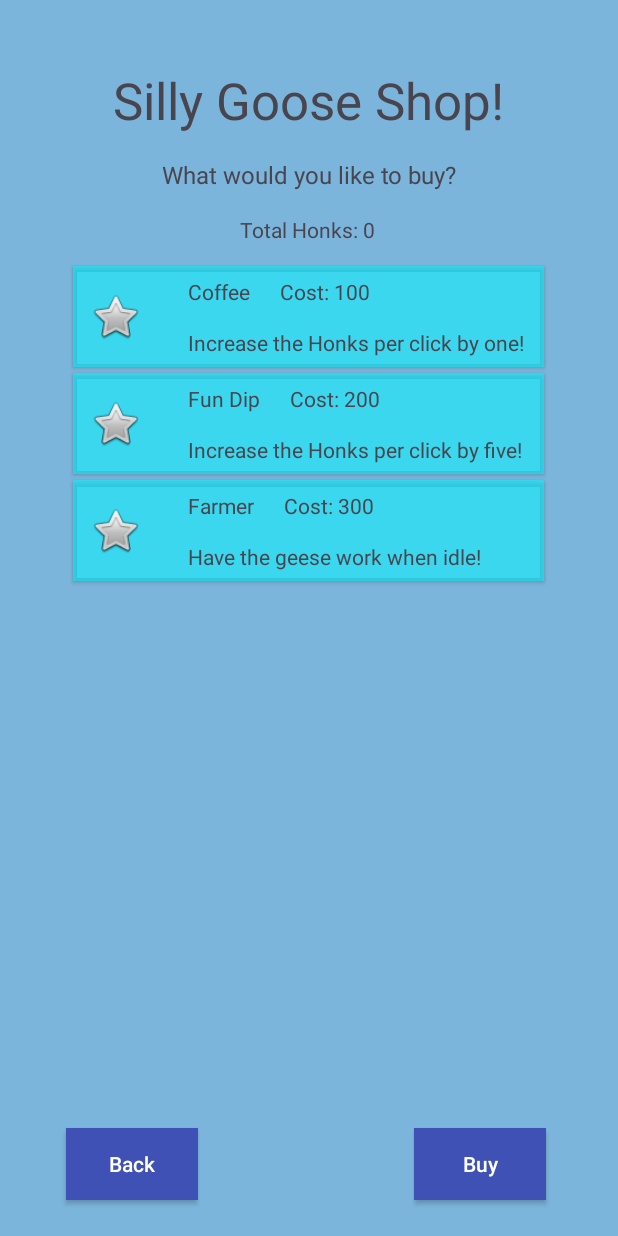
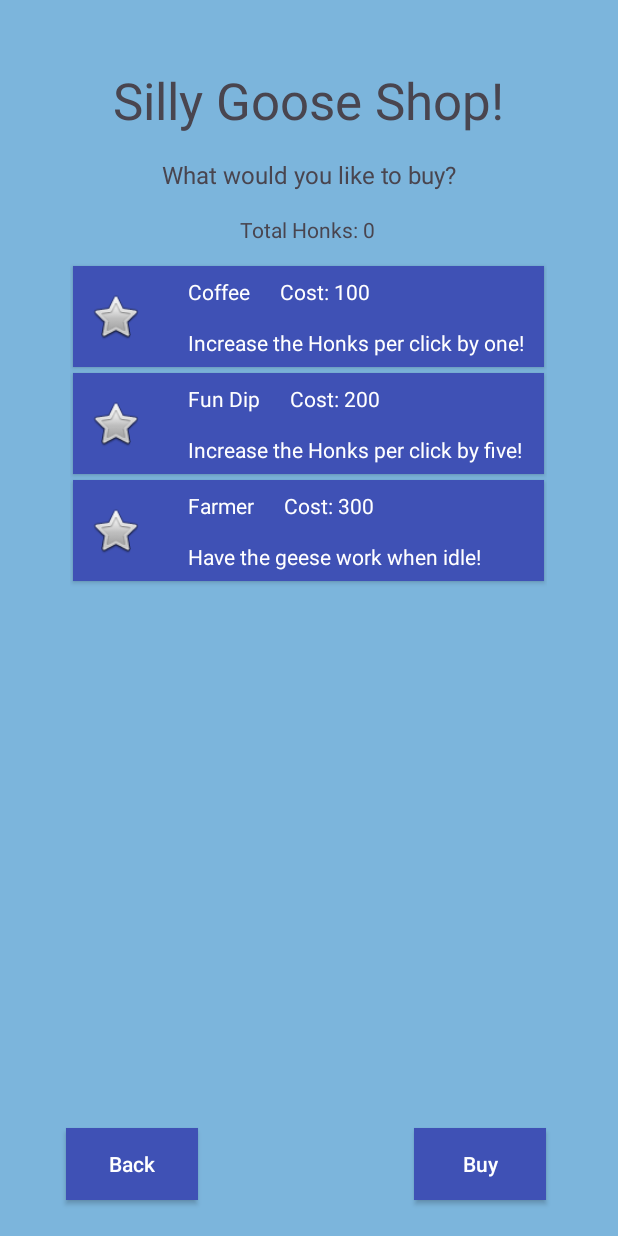
Before and after one commit to jonestho/duck-duck-goose, an Android app: the ShopActivity screen opened directly, with no data from a screen before it, on a phone screen of 412 x 824 dp. Run offline under Robolectric (Android 15) with nearby library versions, the light colour scheme and no system bars; our stand-ins replace Firebase (no records; nobody signed in at launch, a user with empty details on screens opened directly); Roboto replaces fonts that are not available here.

Commit message:
Shop activity is complete.

```diff
--- a/app/src/main/java/com/game/duckduckgoose/NewAccountViewModel.kt
+++ b/app/src/main/java/com/game/duckduckgoose/NewAccountViewModel.kt
@@ -26,7 +26,6 @@ class NewAccountViewModel: ViewModel() {
     val tempFarmers = hashMapOf("farmers" to 0)
     val tempHonks = hashMapOf("honks" to 0)
     val tempIncrement = hashMapOf("inc" to 1)
-    val tempItems = hashMapOf("items" to arrayOf(0, 0))
 
     fun doSignUp(email: String, password: String){
         viewModelScope.launch(Dispatchers.IO) {
@@ -50,8 +49,6 @@ class NewAccountViewModel: ViewModel() {
             .document("totalHonks").set(tempHonks)
         db.collection("accounts/${auth.uid!!}/stats")
             .document("honkIncrement").set(tempIncrement)
-        db.collection("accounts/${auth.uid!!}/stats")
-            .document("items").set(tempItems)
         db.collection("accounts/${auth.uid!!}/username")
             .document("name").set(tempName)
     }
--- a/app/src/main/java/com/game/duckduckgoose/ShopActivity.kt
+++ b/app/src/main/java/com/game/duckduckgoose/ShopActivity.kt
@@ -29,18 +29,19 @@ class ShopActivity : AppCompatActivity() {
             insets
         }
 
+        myViewModel = ViewModelProvider(this).get(ShopViewModel::class.java)
+
         val data: ArrayList<Item> = arrayListOf(Item("Coffee",
             "Increase the Honks per click by one!", 100),
             Item("Fun Dip", "Increase the Honks per click by five! ", 200),
             Item("Farmer", "Have the geese work when idle!", 300))
 
-        var honks = intent.getIntExtra("honks", 0)
+        myViewModel.currencyAmount = intent.getIntExtra("honks", 0)
         var increments = 0
         var idles = 0
 
         recyclerView = findViewById<RecyclerView>(R.id.shop_items)
-        myViewModel = ViewModelProvider(this).get(ShopViewModel::class.java)
-        myViewModel.loadData(data, honks)
+        myViewModel.loadData(data, myViewModel.currencyAmount)
 
         recyclerView.adapter =
             ShopAdapter(myViewModel.shopItems!!, myViewModel.currencyAmount)
@@ -60,7 +61,7 @@ class ShopActivity : AppCompatActivity() {
         doneBtn.setOnClickListener{
             val backIntent = Intent()
 
-            backIntent.putExtra("honks", honks)
+            backIntent.putExtra("honks", myViewModel.currencyAmount)
             backIntent.putExtra("inc", increments)
             backIntent.putExtra("idle", idles)
 
@@ -90,7 +91,6 @@ class ShopActivity : AppCompatActivity() {
                         "Farmer" -> idles += 1
                     }
 
-                    myViewModel.currencyAmount -= selectedItem.cost
                     myViewModel._updateShop.value = true
                 }
             }
--- a/app/src/main/java/com/game/duckduckgoose/ShopViewModel.kt
+++ b/app/src/main/java/com/game/duckduckgoose/ShopViewModel.kt
@@ -11,6 +11,7 @@ class ShopViewModel: ViewModel() {
 
     var shopItems: ArrayList<Item>? = ArrayList()
     var currencyAmount: Int = 0
+
     fun loadData(items: ArrayList<Item>, currency: Int){
         shopItems = items
         currencyAmount = currency
--- a/app/src/main/res/layout/shop_item.xml
+++ b/app/src/main/res/layout/shop_item.xml
@@ -6,7 +6,7 @@
     android:layout_width="match_parent"
     android:layout_height="wrap_content"
     android:layout_margin="2dp"
-    android:backgroundTint="#8800F6FF"
+    android:backgroundTint="#3F51B5"
     app:cardBackgroundColor="#A1DCF6"
     app:cardCornerRadius="4dp">
 
@@ -38,6 +38,7 @@
             android:layout_height="wrap_content"
             android:layout_marginStart="20dp"
             android:text="TextView"
+            android:textColor="#FFFFFF"
             app:layout_constraintBottom_toTopOf="@+id/guideline8"
             app:layout_constraintStart_toStartOf="@+id/guideline6"
             app:layout_constraintTop_toTopOf="parent" />
@@ -48,6 +49,7 @@
             android:layout_height="wrap_content"
             android:layout_marginStart="20dp"
             android:text="TextView"
+            android:textColor="#FFFFFF"
             app:layout_constraintBottom_toBottomOf="@+id/item_name"
             app:layout_constraintStart_toEndOf="@+id/item_name"
             app:layout_constraintTop_toTopOf="@+id/item_name"
@@ -58,6 +60,7 @@
             android:layout_width="wrap_content"
             android:layout_height="wrap_content"
             android:text="TextView"
+            android:textColor="#FFFFFF"
             app:layout_constraintBottom_toBottomOf="parent"
             app:layout_constraintStart_toStartOf="@+id/item_name"
             app:layout_constraintTop_toTopOf="@+id/guideline8" />
```
